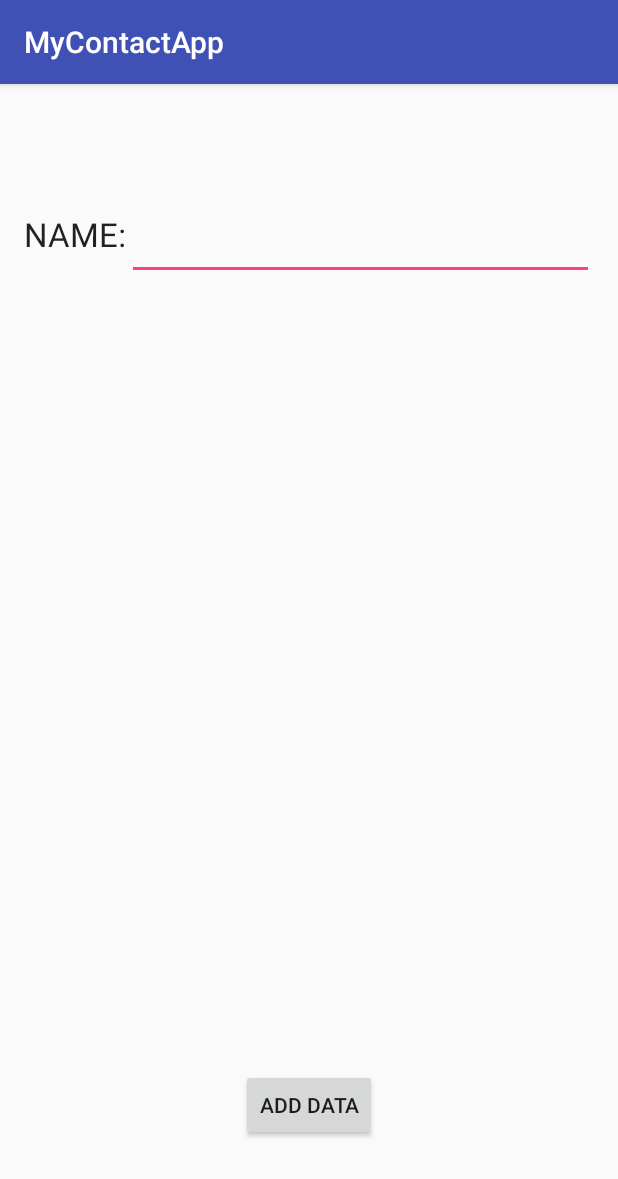
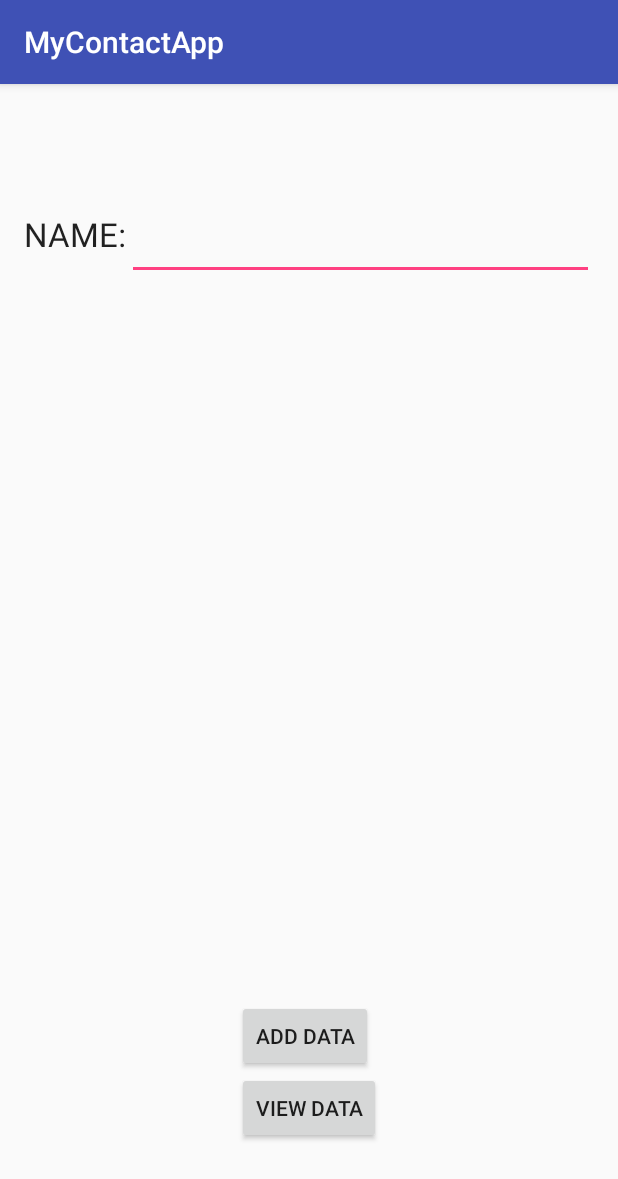
Before and after one commit to ashwinarasu/MyContactApp_2017, an Android app: the screen it shows after launch (MainActivity), after a tap on "ADD DATA", on a phone screen of 412 x 824 dp. Shown: the top 1179 px of the screen. Run offline under Robolectric (Android 15) with nearby library versions, the phone set to English and light mode, and no system bars.

Commit message:
viewData method

```diff
--- a/MyContactApp2/app/src/main/java/com/example/arasua6707/mycontactapp/DatabaseHelper.java
+++ b/MyContactApp2/app/src/main/java/com/example/arasua6707/mycontactapp/DatabaseHelper.java
@@ -6,6 +6,7 @@ package com.example.arasua6707.mycontactapp;
 import android.content.ContentValues;
 import android.content.Context;
 import android.content.res.TypedArray;
+import android.database.Cursor;
 import android.database.sqlite.SQLiteDatabase;
 import android.database.sqlite.SQLiteOpenHelper;
 import android.util.Log;
@@ -44,4 +45,9 @@ public class DatabaseHelper extends SQLiteOpenHelper {
         if(result == -1) return false;
         else return true;
     }
+    public Cursor getAllData(){
+        SQLiteDatabase db = this.getWritableDatabase();
+        Cursor res = db.rawQuery("select * from " + TABLE_NAME, null);
+        return res;
+    }
 }
--- a/MyContactApp2/app/src/main/java/com/example/arasua6707/mycontactapp/MainActivity.java
+++ b/MyContactApp2/app/src/main/java/com/example/arasua6707/mycontactapp/MainActivity.java
@@ -1,6 +1,7 @@
 package com.example.arasua6707.mycontactapp;
 
 import android.content.Context;
+import android.database.Cursor;
 import android.support.v7.app.AppCompatActivity;
 import android.os.Bundle;
 import android.util.Log;
@@ -35,7 +36,7 @@ public class MainActivity extends AppCompatActivity {
         if (isInserted == true){
             Log.d("MyContact", "Successful data insertion");
             Context context = MainActivity.this;
-            CharSequence text = "THE DATA IS IN! NOW BUTTER THAT TOAST!";
+            CharSequence text = "Success!";
            int duration = Toast.LENGTH_SHORT;
 
             Toast toast = Toast.makeText(context, text, duration);
@@ -52,4 +53,22 @@ public class MainActivity extends AppCompatActivity {
 
         }
     }
+    public void viewData (View v){
+        Cursor res = myDb.getAllData();
+        if(res.getCount() == 0){
+            showMessage("Error", "No data found in database");
+            //Output message using Log.d and Toast
+
+            return;
+        }
+        StringBuffer buffer = new StringBuffer();
+        //setup a loop with Cursor (res) using moveToNext
+        //append each COL to the buffer
+        //display the message using showMessage
+        showMessage("Data", buffer.toString());
+    }
+
+    private void showMessage(String title, String message) {
+        //AlertDialg.builder
+    }
 }
--- a/MyContactApp2/app/src/main/res/layout/activity_main.xml
+++ b/MyContactApp2/app/src/main/res/layout/activity_main.xml
@@ -32,10 +32,20 @@
         android:layout_height="wrap_content"
         android:text="Add Data"
         android:id="@+id/button_add"
-        android:layout_marginBottom="47dp"
+        android:onClick="addData"
+        android:nestedScrollingEnabled="true"
+        android:layout_above="@+id/button_view"
+        android:layout_alignStart="@+id/button_view" />
+
+    <Button
+        android:layout_width="wrap_content"
+        android:layout_height="wrap_content"
+        android:text="View Data"
+        android:id="@+id/button_view"
+        android:layout_marginBottom="45dp"
         android:layout_alignParentBottom="true"
         android:layout_centerHorizontal="true"
-        android:onClick="addData"
+        android:onClick="viewData"
         android:nestedScrollingEnabled="true" />
 
 </RelativeLayout>
```
